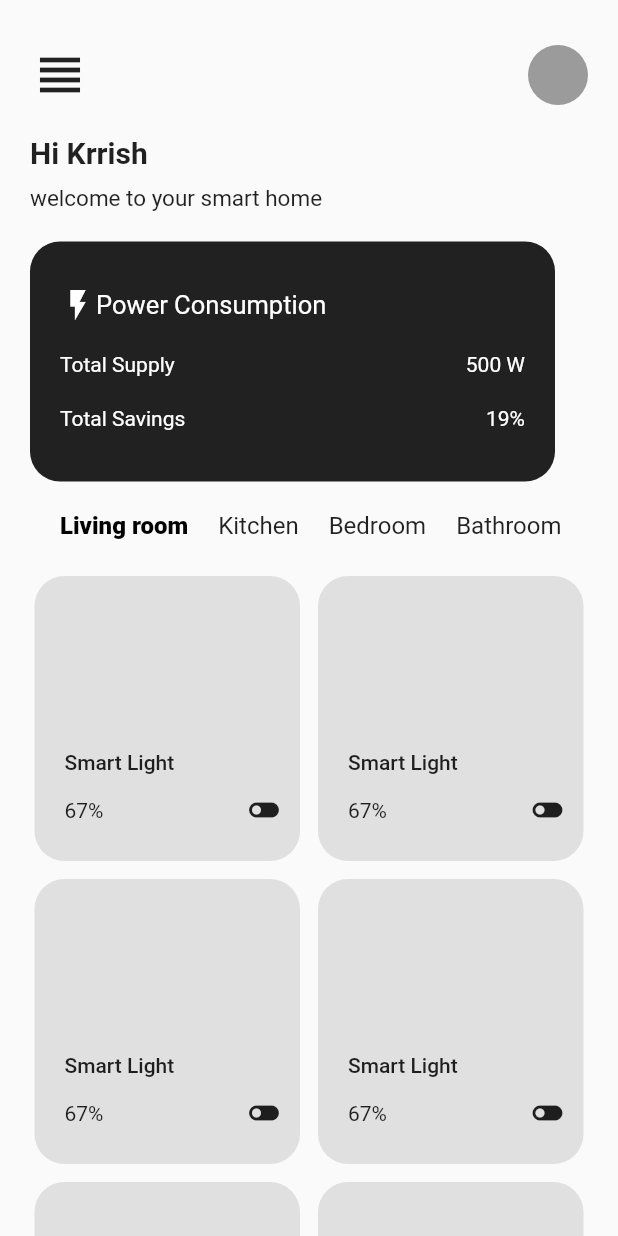
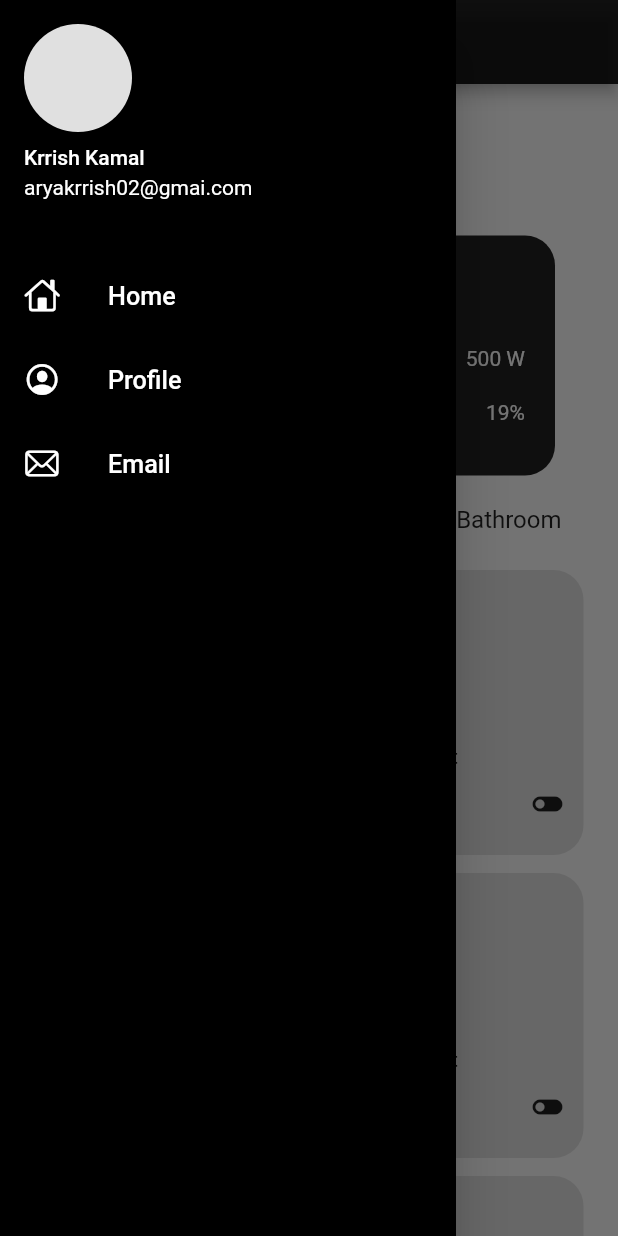
Before and after one commit to krrish9958/Electronic-control-app-ui, a Flutter app: the screen it shows after launch, with the side drawer open (before the commit the screen has no drawer), on a phone screen of 412 x 824 dp. Run offline on Flutter 3.47's test engine with Material 2 defaults, Android fonts, the phone set to English and light mode, and no system bars.

Commit message:
Drawer in  flutter

```diff
--- /dev/null
+++ b/lib/drawer.dart
@@ -0,0 +1,64 @@
+import 'package:flutter/cupertino.dart';
+import 'package:flutter/material.dart';
+
+class MyDrawer extends StatelessWidget {
+  const MyDrawer({super.key});
+
+  @override
+  Widget build(BuildContext context) {
+    return Drawer(
+      child: Container(
+        color: Colors.black,
+        child: ListView(
+          padding: EdgeInsets.all(0),
+          children: [
+            DrawerHeader(
+              padding: EdgeInsets.all(0),
+              child: UserAccountsDrawerHeader(
+                decoration: BoxDecoration(color: Colors.black54),
+                accountName: Text('Krrish Kamal'),
+                accountEmail: Text("aryakrrish02@gmai.com"),
+                currentAccountPicture: CircleAvatar(
+                  backgroundColor: Colors.grey[300],
+                ),
+              ),
+            ),
+            ListTile(
+              leading: Icon(
+                CupertinoIcons.home,
+                color: Colors.white,
+              ),
+              title: Text(
+                "Home",
+                textScaleFactor: 1.2,
+                style: TextStyle(color: Colors.white),
+              ),
+            ),
+            ListTile(
+              leading: Icon(
+                CupertinoIcons.profile_circled,
+                color: Colors.white,
+              ),
+              title: Text(
+                "Profile",
+                textScaleFactor: 1.2,
+                style: TextStyle(color: Colors.white),
+              ),
+            ),
+            ListTile(
+              leading: Icon(
+                CupertinoIcons.mail,
+                color: Colors.white,
+              ),
+              title: Text(
+                "Email",
+                textScaleFactor: 1.2,
+                style: TextStyle(color: Colors.white),
+              ),
+            )
+          ],
+        ),
+      ),
+    );
+  }
+}
--- a/lib/main.dart
+++ b/lib/main.dart
@@ -1,5 +1,6 @@
 import 'package:flutter/material.dart';
 import 'package:flutter/rendering.dart';
+import 'package:flutter_electronic_control_app/drawer.dart';
 
 void main() {
   runApp(MaterialApp(
@@ -14,6 +15,9 @@ class HomeScreen extends StatelessWidget {
   @override
   Widget build(BuildContext context) {
     return Scaffold(
+      appBar: AppBar(
+        backgroundColor: Colors.black87,
+      ),
       body: SingleChildScrollView(
         child: SafeArea(
           child: Container(
@@ -22,18 +26,18 @@ class HomeScreen extends StatelessWidget {
               child: Column(
                 crossAxisAlignment: CrossAxisAlignment.start,
                 children: [
-                  Row(
-                    mainAxisAlignment: MainAxisAlignment.spaceBetween,
-                    children: [
-                      Icon(Icons.view_headline, size: 40),
-                      CircleAvatar(
-                        backgroundColor: Colors.black38,
-                      )
-                    ],
-                  ),
-                  SizedBox(
-                    height: 20,
-                  ),
+                  // Row(
+                  //   mainAxisAlignment: MainAxisAlignment.spaceBetween,
+                  //   children: [
+                  //     Icon(Icons.view_headline, size: 40),
+                  //     CircleAvatar(
+                  //       backgroundColor: Colors.black38,
+                  //     )
+                  //   ],
+                  // ),
+                  // SizedBox(
+                  //   height: 20,
+                  // ),
                   Text(
                     'Hi Krrish',
                     style: TextStyle(fontSize: 20, fontWeight: FontWeight.bold),
@@ -151,6 +155,7 @@ class HomeScreen extends StatelessWidget {
           ),
         ),
       ),
+      drawer: MyDrawer(),
     );
   }
 }
```
